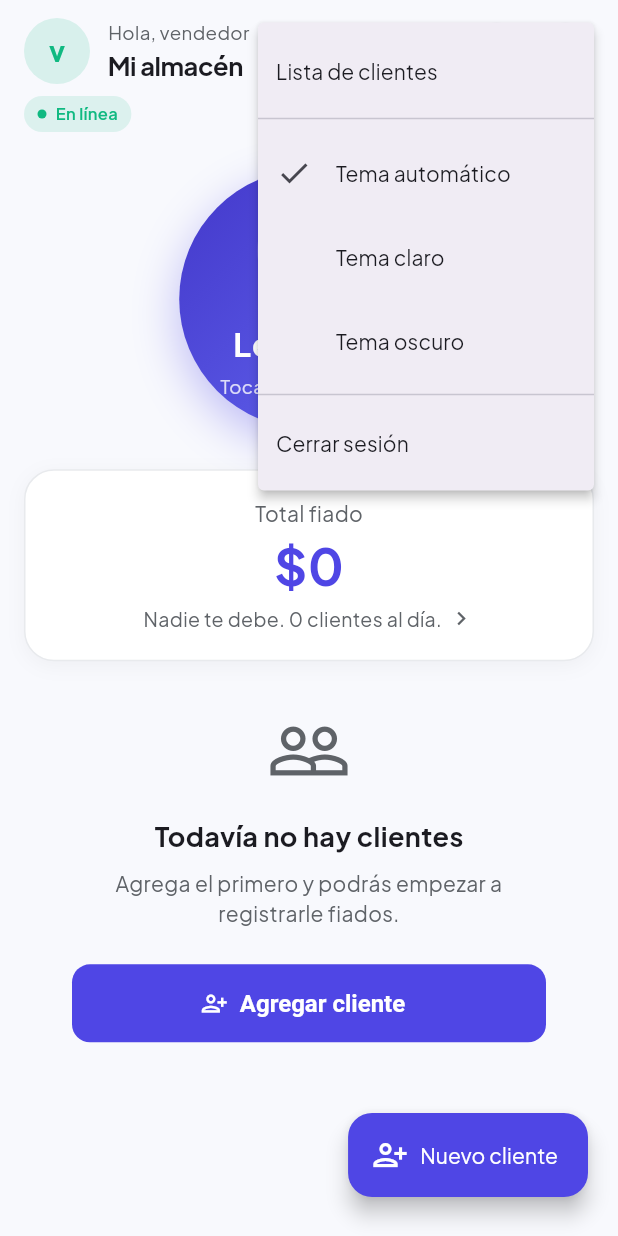
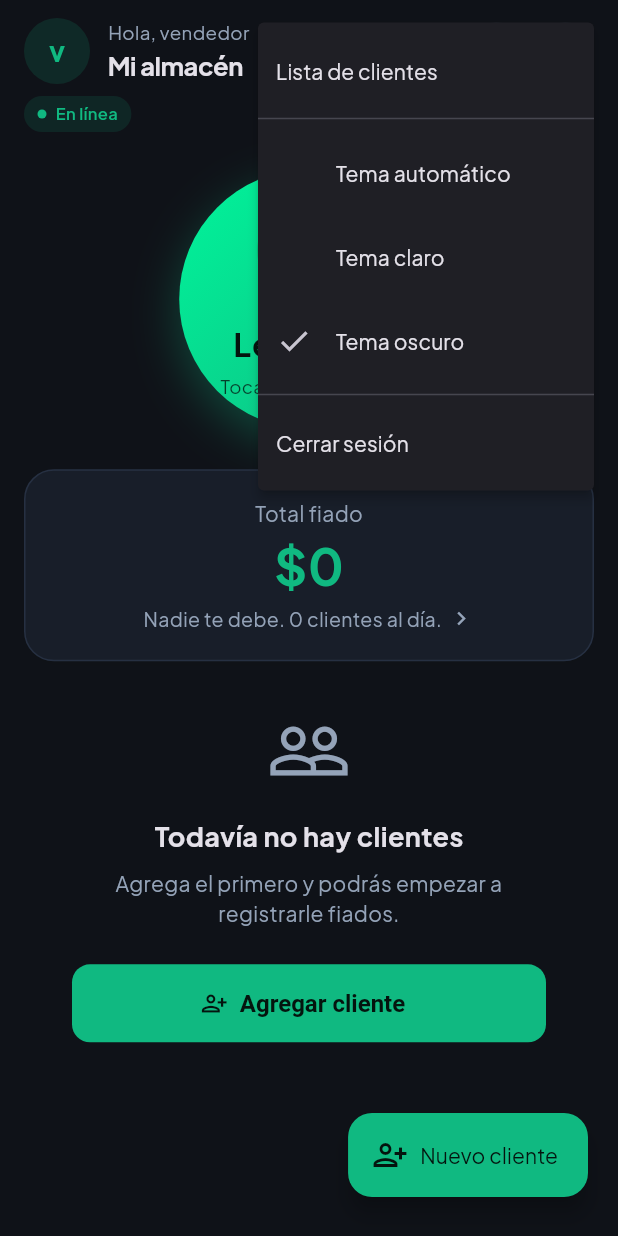
Before and after one commit to kallyfuu/Proyecto_Capstone, a Flutter app: the screen it shows once a user with an empty profile is signed in, after a tap on the "keyboard control" icon, on a phone screen of 412 x 824 dp. Run offline on Flutter 3.47's test engine with Material 3 defaults, Android fonts, the phone set to English and light mode, and no system bars; drawn by our look-alikes of flutter_animate; our stand-ins replace shared_preferences, shimmer, supabase_flutter; missing offline and left inert: nfc_manager; accounts and stored records are empty.

Commit message:
Identidad oscura con acento menta y recordatorio por WhatsApp
La app abre en oscuro. La identidad del producto es oscura, asi que seguir al
sistema significaba que la mitad de la gente abriera una version que no es la
que pensamos. El selector de tema de Marcelo sigue funcionando: quien prefiera
el claro lo elige y queda guardado.

PALETA OSCURA
Grafito calido #0F1218 de fondo, titanio #181E29 en las tarjetas, borde fino
#263042 y los campos de texto un paso mas hundidos en #121620. En oscuro una
sombra no se ve, asi que la jerarquia entre superficies la da el color.

Acento menta neon, con degradado #00F59B a #10B981 en el circulo del NFC, la
cabecera del login y el boton principal.

Semaforo #10B981, #F59E0B y #EF4444. Verificado antes de aplicarlo: separacion
8,9 para daltonismo, 19,8 en vision normal y contraste sobre 3:1 en los tres,
que es lo que importa para leerlos. Falla el rango de luminosidad, pero probe
dos alternativas mas oscuras y las dos empeoraban la separacion entre el rojo
y el ambar hasta volverlos indistinguibles. Los iconos y las etiquetas siguen
siendo obligatorios.

CONTRASTE SOBRE EL ACENTO
El texto sobre el menta va oscuro, no blanco: blanco sobre #10B981 da 2,5 a 1
y no se lee. Se toma de sobreAcentoDe(context), asi que en claro sigue siendo
blanco sobre el indigo.

RECORDATORIO POR WHATSAPP
Boton en la ficha del cliente que abre WhatsApp con el mensaje escrito: el
saldo y el enlace a su portal, para que pueda revisar el detalle por su cuenta
en vez de tener que creerle al mensaje. No lo envia solo: el vendedor lo lee y
decide, porque el tono con un cliente de años no lo elige la app.

El telefono se normaliza al formato que espera WhatsApp. En Chile la gente lo
anota de mil maneras (+56 9 1234 5678, 912345678, 12345678) y las tres tienen
que terminar en 56912345678.

Si el cliente no tiene telefono el boton no aparece: uno que no hace nada es
peor que ninguno.

Siete pruebas nuevas sobre el armado del numero y del mensaje.

Co-Authored-By: Claude Opus 5 <noreply@anthropic.com>

```diff
--- a/app/lib/models/cliente_saldo.dart
+++ b/app/lib/models/cliente_saldo.dart
@@ -10,6 +10,7 @@ class ClienteSaldo {
   final String? telefono;
   final String? estadoRiesgo;
   final int? limiteCredito;
+  final String? tokenPortal;
 
   const ClienteSaldo({
     required this.id,
@@ -18,6 +19,7 @@ class ClienteSaldo {
     this.telefono,
     this.estadoRiesgo,
     this.limiteCredito,
+    this.tokenPortal,
   });
 
   /// Lee los campos con tolerancia: si la vista todavia no expone alguna
@@ -30,6 +32,7 @@ class ClienteSaldo {
       telefono: fila['telefono']?.toString(),
       estadoRiesgo: fila['estado_riesgo']?.toString(),
       limiteCredito: (fila['limite_credito'] as num?)?.toInt(),
+      tokenPortal: fila['token_portal']?.toString(),
     );
   }
 
--- a/app/lib/screens/dashboard_screen.dart
+++ b/app/lib/screens/dashboard_screen.dart
@@ -92,7 +92,11 @@ class _DashboardScreenState extends State<DashboardScreen> {
   /// Abre el formulario y, si se guardo, vuelve a pedir los saldos.
   /// El saldo nuevo lo calcula la base de datos: la app no lo suma a mano.
   Future<void> _abrirMovimiento(ClienteSaldo cliente) async {
-    final guardado = await RegistrarMovimientoSheet.mostrar(context, cliente);
+    final guardado = await RegistrarMovimientoSheet.mostrar(
+      context,
+      cliente,
+      negocio: _negocio,
+    );
     if (!guardado || !mounted) return;
 
     await _cargar();
@@ -637,10 +641,10 @@ class _DashboardScreenState extends State<DashboardScreen> {
         height: diametro,
         decoration: BoxDecoration(
           shape: BoxShape.circle,
-          gradient: AppTheme.degradadoMarca,
+          gradient: AppTheme.degradadoDe(context),
           boxShadow: [
             BoxShadow(
-              color: AppTheme.azulProfundo.withValues(alpha: 0.35),
+              color: AppTheme.acentoDe(context).withValues(alpha: 0.32),
               blurRadius: 26,
               offset: const Offset(0, 10),
             ),
@@ -660,13 +664,15 @@ class _DashboardScreenState extends State<DashboardScreen> {
                 Container(
                   padding: EdgeInsets.all(diametro * 0.06),
                   decoration: BoxDecoration(
-                    color: Colors.white.withValues(alpha: 0.12),
+                    color: AppTheme.sobreAcentoDe(
+                      context,
+                    ).withValues(alpha: 0.12),
                     shape: BoxShape.circle,
                   ),
                   child: Icon(
                     Icons.nfc,
                     size: diametro * 0.28,
-                    color: Colors.white,
+                    color: AppTheme.sobreAcentoDe(context),
                   ),
                 ),
                 SizedBox(height: diametro * 0.07),
@@ -675,7 +681,7 @@ class _DashboardScreenState extends State<DashboardScreen> {
                   style: TextStyle(
                     fontSize: diametro * 0.125,
                     fontWeight: FontWeight.bold,
-                    color: Colors.white,
+                    color: AppTheme.sobreAcentoDe(context),
                     letterSpacing: 0.8,
                   ),
                 ),
@@ -684,7 +690,9 @@ class _DashboardScreenState extends State<DashboardScreen> {
                   'Toca para escanear',
                   style: TextStyle(
                     fontSize: diametro * 0.072,
-                    color: Colors.white.withValues(alpha: 0.8),
+                    color: AppTheme.sobreAcentoDe(
+                      context,
+                    ).withValues(alpha: 0.78),
                   ),
                 ),
               ],
--- a/app/lib/screens/login_screen.dart
+++ b/app/lib/screens/login_screen.dart
@@ -137,9 +137,11 @@ class _LoginScreenState extends State<LoginScreen> {
       // Un tercio de la pantalla, con topes para que no se coma el formulario
       // en telefonos bajos ni quede una franja perdida en los altos.
       height: (alto * 0.33).clamp(220.0, 300.0),
-      decoration: const BoxDecoration(
-        gradient: AppTheme.degradadoMarca,
-        borderRadius: BorderRadius.vertical(bottom: Radius.circular(32)),
+      decoration: BoxDecoration(
+        gradient: AppTheme.degradadoDe(context),
+        borderRadius: const BorderRadius.vertical(
+          bottom: Radius.circular(32),
+        ),
       ),
       child: SafeArea(
         bottom: false,
@@ -159,20 +161,20 @@ class _LoginScreenState extends State<LoginScreen> {
                   ),
                 ],
               ),
-              child: const Icon(
+              child: Icon(
                 Icons.nfc_rounded,
                 size: 38,
-                color: Colors.white,
+                color: AppTheme.sobreAcentoDe(context),
               ),
             ),
             const SizedBox(height: 16),
-            const Text(
+            Text(
               'Fiado Inteligente',
               style: TextStyle(
                 fontSize: 27,
                 fontWeight: FontWeight.w700,
                 letterSpacing: -0.6,
-                color: Colors.white,
+                color: AppTheme.sobreAcentoDe(context),
               ),
             ),
             const SizedBox(height: 4),
@@ -180,7 +182,9 @@ class _LoginScreenState extends State<LoginScreen> {
               'Gestión de fiado con NFC',
               style: TextStyle(
                 fontSize: 13.5,
-                color: Colors.white.withValues(alpha: 0.85),
+                color: AppTheme.sobreAcentoDe(
+                  context,
+                ).withValues(alpha: 0.82),
               ),
             ),
           ],
@@ -270,7 +274,7 @@ class _LoginScreenState extends State<LoginScreen> {
         // de pantalla, para que el salto no se sienta seco.
         DecoratedBox(
           decoration: BoxDecoration(
-            gradient: _entroBien ? null : AppTheme.degradadoMarca,
+            gradient: _entroBien ? null : AppTheme.degradadoDe(context),
             color: _entroBien ? AppTheme.cumplidorDe(context) : null,
             borderRadius: BorderRadius.circular(16),
           ),
@@ -283,10 +287,10 @@ class _LoginScreenState extends State<LoginScreen> {
             child: AnimatedSwitcher(
               duration: const Duration(milliseconds: 220),
               child: _entroBien
-                  ? const Icon(
+                  ? Icon(
                       Icons.check_rounded,
-                      key: ValueKey('ok'),
-                      color: Colors.white,
+                      key: const ValueKey('ok'),
+                      color: AppTheme.sobreAcentoDe(context),
                     ).animate().scale(
                       begin: const Offset(0.4, 0.4),
                       end: const Offset(1, 1),
@@ -294,19 +298,22 @@ class _LoginScreenState extends State<LoginScreen> {
                       curve: Curves.easeOutBack,
                     )
                   : _cargando
-                  ? const SizedBox(
-                      key: ValueKey('cargando'),
+                  ? SizedBox(
+                      key: const ValueKey('cargando'),
                       height: 22,
                       width: 22,
                       child: CircularProgressIndicator(
                         strokeWidth: 2.5,
-                        color: Colors.white,
+                        color: AppTheme.sobreAcentoDe(context),
                       ),
                     )
                   : Text(
                       _modoRegistro ? 'Crear cuenta' : 'Iniciar sesión',
                       key: const ValueKey('texto'),
-                      style: const TextStyle(color: Colors.white),
+                      style: TextStyle(
+                        color: AppTheme.sobreAcentoDe(context),
+                        fontWeight: FontWeight.w700,
+                      ),
                     ),
             ),
           ),
--- a/app/lib/theme/app_theme.dart
+++ b/app/lib/theme/app_theme.dart
@@ -19,6 +19,19 @@ class AppTheme {
     end: Alignment.bottomRight,
     colors: [Color(0xFF4338CA), Color(0xFF6366F1)],
   );
+
+  /// Degradado de acento para el modo oscuro.
+  static const LinearGradient degradadoMenta = LinearGradient(
+    begin: Alignment.topLeft,
+    end: Alignment.bottomRight,
+    colors: [Color(0xFF00F59B), Color(0xFF10B981)],
+  );
+
+  /// El degradado que corresponde al tema activo.
+  static LinearGradient degradadoDe(BuildContext context) =>
+      Theme.of(context).brightness == Brightness.dark
+      ? degradadoMenta
+      : degradadoMarca;
 
   /// Sombra de tarjeta: apenas perceptible. Una sombra negra pesada envejece
   /// la interfaz y ademas cuesta mas de dibujar en gama media.
@@ -42,9 +55,9 @@ class AppTheme {
   // Semaforo de riesgo (tema oscuro): versiones aclaradas para que no
   // queden apagadas sobre fondo negro. Los iconos y textos del panel se
   // mantienen, porque compensan la limitacion para daltonismo.
-  static const Color cumplidorOscuro = Color(0xFF2FA45C);
-  static const Color atrasadoOscuro = Color(0xFFE0A020);
-  static const Color morosoOscuro = Color(0xFFE85D52);
+  static const Color cumplidorOscuro = Color(0xFF10B981);
+  static const Color atrasadoOscuro = Color(0xFFF59E0B);
+  static const Color morosoOscuro = Color(0xFFEF4444);
 
   // Neutros (tema claro)
   static const Color fondo = Color(0xFFF8F9FD);
@@ -53,14 +66,21 @@ class AppTheme {
   static const Color bordeClaro = Color(0xFFE8EAED);
 
   // Neutros (tema oscuro)
-  static const Color fondoOscuro = Color(0xFF121417);
-  static const Color superficieOscura = Color(0xFF1C1F24);
-  static const Color textoTenueOscuro = Color(0xFF9AA0A6);
-  static const Color bordeOscuro = Color(0xFF3C4043);
+  static const Color fondoOscuro = Color(0xFF0F1218);
+  /// Titanio: las tarjetas se separan del fondo por su color, no por una
+  /// sombra. En oscuro una sombra no se ve, asi que la jerarquia la tiene que
+  /// dar el contraste entre superficies.
+  static const Color superficieOscura = Color(0xFF181E29);
+
+  /// Fondo de los campos de texto en oscuro: un paso mas hundido que la
+  /// tarjeta, para que se lea que son huecos donde se escribe.
+  static const Color campoOscuro = Color(0xFF121620);
+  static const Color textoTenueOscuro = Color(0xFF94A3B8);
+  static const Color bordeOscuro = Color(0xFF263042);
 
   // Azul de acento para botones y enfoques sobre fondo oscuro.
-  static const Color azulSobreOscuro = Color(0xFF8AB4F8);
-  static const Color textoSobreAzulOscuro = Color(0xFF0B1B36);
+  static const Color azulSobreOscuro = Color(0xFF10B981);
+  static const Color textoSobreAzulOscuro = Color(0xFF04140E);
 
   // Manija (la rayita) de las hojas inferiores.
   static const Color tiradorClaro = Color(0xFFDADCE0);
@@ -213,7 +233,7 @@ class AppTheme {
       ),
       inputDecorationTheme: InputDecorationTheme(
         filled: true,
-        fillColor: superficieOscura,
+        fillColor: campoOscuro,
         contentPadding:
             const EdgeInsets.symmetric(horizontal: 16, vertical: 18),
         border: OutlineInputBorder(
--- a/app/lib/theme/modo_tema.dart
+++ b/app/lib/theme/modo_tema.dart
@@ -9,7 +9,13 @@ import 'package:shared_preferences/shared_preferences.dart';
 class ModoTema {
   static const _clave = 'modo_tema';
 
-  static final ValueNotifier<ThemeMode> modo = ValueNotifier(ThemeMode.system);
+  /// La app abre en oscuro.
+  ///
+  /// La identidad visual del producto es oscura, asi que seguir al sistema
+  /// significaba que la mitad de la gente abriera una version que no es la
+  /// que pensamos. El selector de tema sigue funcionando: quien prefiera el
+  /// claro lo elige y queda guardado.
+  static final ValueNotifier<ThemeMode> modo = ValueNotifier(ThemeMode.dark);
 
   /// Lee la eleccion guardada. Se llama una vez al abrir la app.
   /// Si falla o no hay nada guardado, se queda en "seguir al sistema".
@@ -19,10 +25,10 @@ class ModoTema {
       modo.value = switch (prefs.getString(_clave)) {
         'light' => ThemeMode.light,
         'dark' => ThemeMode.dark,
-        _ => ThemeMode.system,
+        _ => ThemeMode.dark,
       };
     } catch (_) {
-      // Sin preferencia guardada: se mantiene ThemeMode.system.
+      // Sin preferencia guardada: se mantiene ThemeMode.dark.
     }
   }
 
--- a/app/pubspec.yaml
+++ b/app/pubspec.yaml
@@ -41,6 +41,7 @@ dependencies:
   shimmer: ^4.0.0
   gap: ^3.0.1
   flutter_animate: ^4.5.2
+  url_launcher: ^6.3.3
 
 dev_dependencies:
   flutter_test:
```
Also changed, not shown: app/lib/screens/registrar_movimiento_sheet.dart (+66 -3 lines), app/lib/utils/recordatorio.dart (added, +60 -0 lines), app/pubspec.lock, 1 other file.
